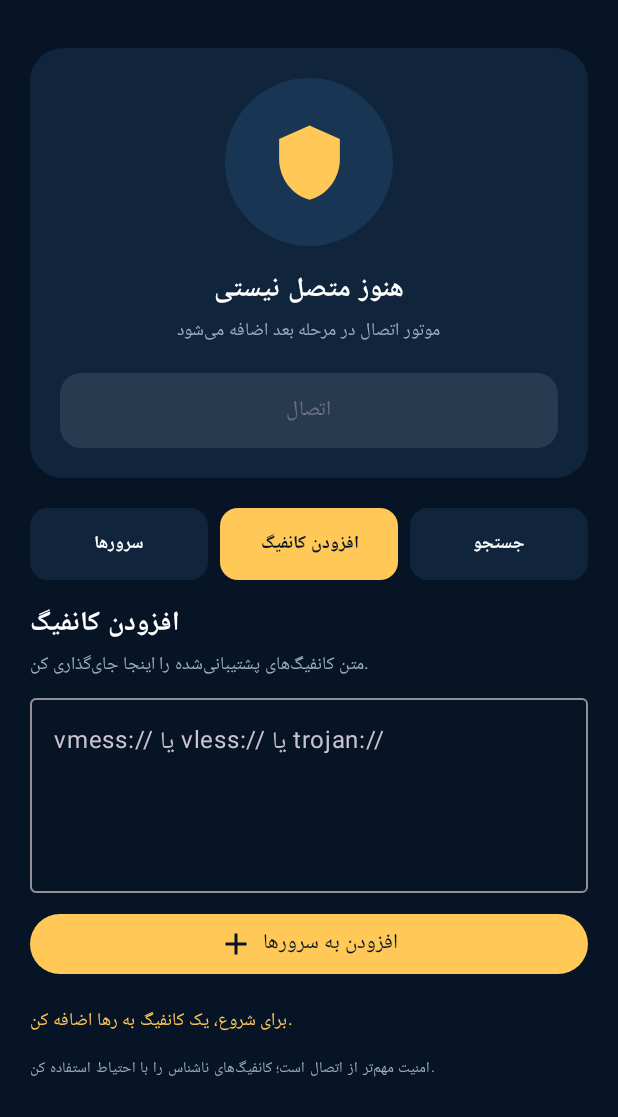
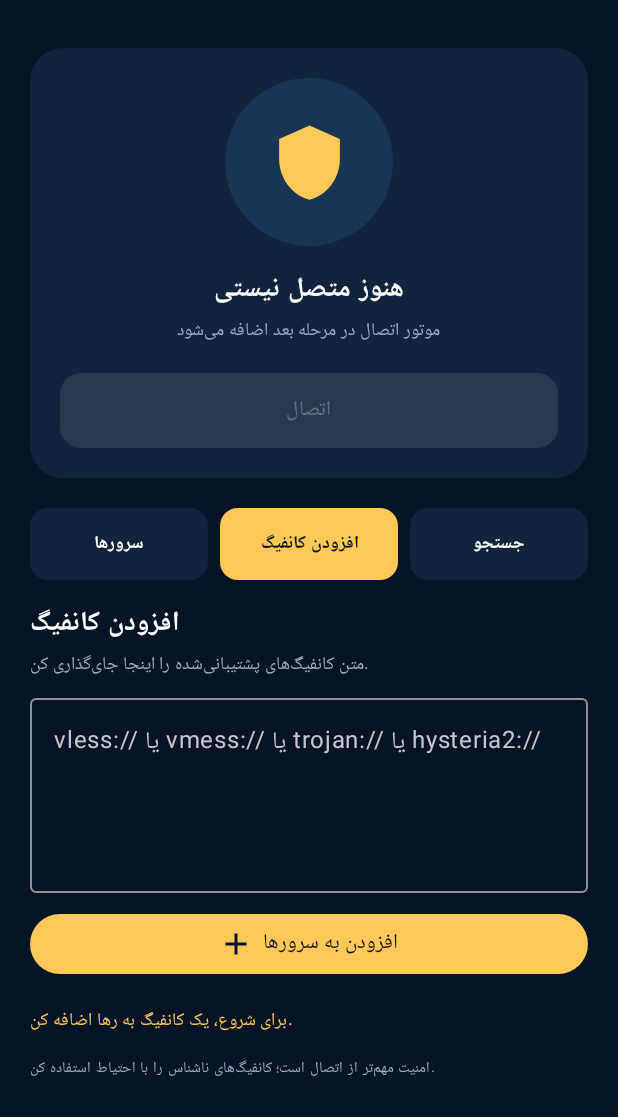
Before and after one commit to m09127252638-max/raha-vpn, an Android app built with Jetpack Compose: the screen it shows after launch (MainActivity), after a tap on "افزودن کانفیگ", on a phone screen of 412 x 824 dp, the part 119-1236 px from its top. Run offline under Robolectric (Android 15) with nearby library versions, the phone set to English and light mode, and no system bars; pictures from the network do not load.

Commit message:
Update config import hint for additional proxy protocols

```diff
--- a/app/src/main/java/com/raha/vpn/MainActivity.kt
+++ b/app/src/main/java/com/raha/vpn/MainActivity.kt
@@ -122,7 +122,7 @@ fun RahaApp() {
                         Text("افزودن کانفیگ", fontWeight = FontWeight.Bold, fontSize = 18.sp)
                         Text("متن کانفیگ‌های پشتیبانی‌شده را اینجا جای‌گذاری کن.", color = Muted, fontSize = 12.sp)
                         Spacer(Modifier.height(10.dp))
-                        OutlinedTextField(value = configText, onValueChange = { configText = it }, modifier = Modifier.fillMaxWidth().height(130.dp), placeholder = { Text("vmess:// یا vless:// یا trojan://") }, minLines = 4)
+                        OutlinedTextField(value = configText, onValueChange = { configText = it }, modifier = Modifier.fillMaxWidth().height(130.dp), placeholder = { Text("vless:// یا vmess:// یا trojan:// یا hysteria2://") }, minLines = 4)
                         Spacer(Modifier.height(10.dp))
                         Button(onClick = {
                             val raw = configText.trim()
```
